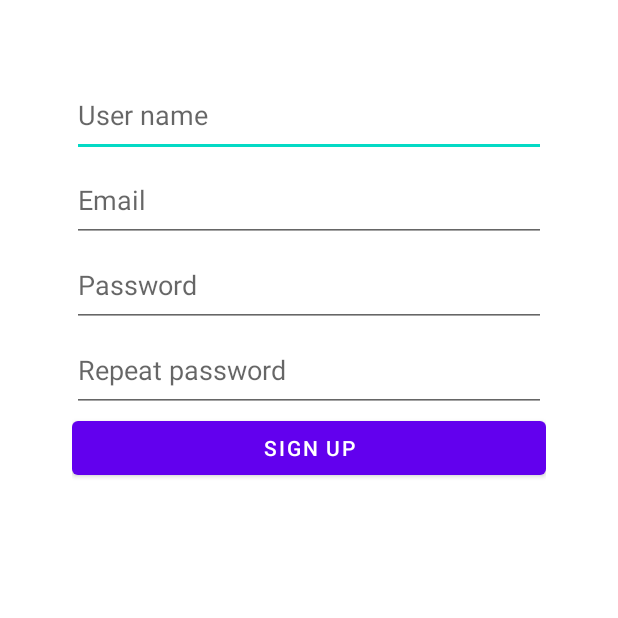
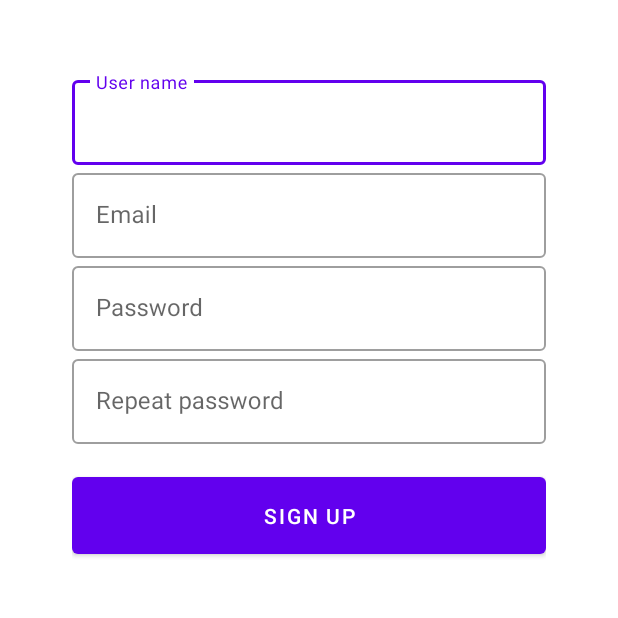
Before and after one commit to marialemon/chat-app, an Android app built with Jetpack Compose: the SignUpActivity screen opened directly, with no data from a screen before it, on a phone screen of 412 x 824 dp, the top half of it. Run offline under Robolectric (Android 15) with nearby library versions, the phone set to English and light mode, and no system bars.

Commit message:
update sign up layout

```diff
--- a/app/src/main/res/layout/activity_sign_up.xml
+++ b/app/src/main/res/layout/activity_sign_up.xml
@@ -4,64 +4,92 @@
     xmlns:tools="http://schemas.android.com/tools"
     android:layout_width="match_parent"
     android:layout_height="match_parent"
+    android:orientation="vertical"
     android:padding="@dimen/dimen_xxl"
-    android:orientation="vertical"
     tools:context=".SignUpActivity">
 
-    <EditText
-        android:id="@+id/userNameInput"
+    <com.google.android.material.textfield.TextInputLayout
+        android:id="@+id/usernameLayout"
+        style="@style/Widget.MaterialComponents.TextInputLayout.OutlinedBox"
         android:layout_width="match_parent"
         android:layout_height="wrap_content"
-        android:autofillHints="emailAddress"
         android:hint="User name"
-        android:inputType="textEmailAddress"
-        android:paddingVertical="@dimen/dimen_default"
-        app:layout_constraintBottom_toTopOf="@+id/passwordField" />
+        android:selectAllOnFocus="true">
 
-    <EditText
-        android:id="@+id/emailInput"
+        <EditText
+            android:id="@+id/userNameInput"
+            android:layout_width="match_parent"
+            android:layout_height="wrap_content"
+            android:autofillHints="User name"
+            android:inputType="text" />
+
+    </com.google.android.material.textfield.TextInputLayout>
+
+    <com.google.android.material.textfield.TextInputLayout
+        android:id="@+id/emailLayout"
+        style="@style/Widget.MaterialComponents.TextInputLayout.OutlinedBox"
         android:layout_width="match_parent"
         android:layout_height="wrap_content"
-        android:autofillHints="emailAddress"
         android:hint="Email"
-        android:inputType="textEmailAddress"
-        android:paddingVertical="@dimen/dimen_default"
-        app:layout_constraintBottom_toTopOf="@+id/passwordField" />
+        android:selectAllOnFocus="true"
+        app:layout_constraintBottom_toTopOf="@+id/passwordField">
 
-    <EditText
-        android:id="@+id/passwordInput"
+        <EditText
+            android:id="@+id/emailInput"
+            android:layout_width="match_parent"
+            android:layout_height="wrap_content"
+            android:autofillHints="emailAddress"
+            android:inputType="textEmailAddress" />
+
+    </com.google.android.material.textfield.TextInputLayout>
+
+    <com.google.android.material.textfield.TextInputLayout
+        android:id="@+id/passwordLayout"
+        style="@style/Widget.MaterialComponents.TextInputLayout.OutlinedBox"
         android:layout_width="match_parent"
         android:layout_height="wrap_content"
-        android:autofillHints="password"
         android:hint="Password"
-        android:inputType="textPassword"
-        android:paddingVertical="@dimen/dimen_default"
-        app:layout_constraintTop_toBottomOf="@+id/emailField" />
+        android:selectAllOnFocus="true"
+        app:layout_constraintTop_toBottomOf="@+id/emailField">
 
-    <EditText
-        android:id="@+id/passwordRepeatInput"
+        <EditText
+            android:id="@+id/passwordInput"
+            android:layout_width="match_parent"
+            android:layout_height="wrap_content"
+            android:inputType="textPassword" />
+
+    </com.google.android.material.textfield.TextInputLayout>
+
+    <com.google.android.material.textfield.TextInputLayout
+        android:id="@+id/passwordRepeatInputLayout"
+        style="@style/Widget.MaterialComponents.TextInputLayout.OutlinedBox"
         android:layout_width="match_parent"
         android:layout_height="wrap_content"
-        android:autofillHints="password"
         android:hint="Repeat password"
-        android:inputType="textPassword"
-        android:paddingVertical="@dimen/dimen_default"
-        app:layout_constraintTop_toBottomOf="@+id/emailField" />
+        android:selectAllOnFocus="true"
+        app:layout_constraintTop_toBottomOf="@+id/emailField">
+
+        <EditText
+            android:id="@+id/passwordRepeatInput"
+            android:layout_width="match_parent"
+            android:layout_height="wrap_content"
+            android:inputType="textPassword" />
+
+    </com.google.android.material.textfield.TextInputLayout>
 
     <Button
         android:id="@+id/signUpButton"
         android:layout_width="match_parent"
         android:layout_height="wrap_content"
+        android:layout_marginVertical="@dimen/dimen_default"
+        android:padding="@dimen/dimen_default"
         android:text="sign up" />
 
     <ProgressBar
         android:id="@+id/loading"
         android:layout_width="wrap_content"
         android:layout_height="wrap_content"
-        android:visibility="gone"
-        app:layout_constraintBottom_toBottomOf="parent"
-        app:layout_constraintLeft_toLeftOf="parent"
-        app:layout_constraintRight_toRightOf="parent"
-        app:layout_constraintTop_toTopOf="parent" />
+        android:layout_gravity="center"
+        android:visibility="gone" />
 
 </LinearLayout>
```
